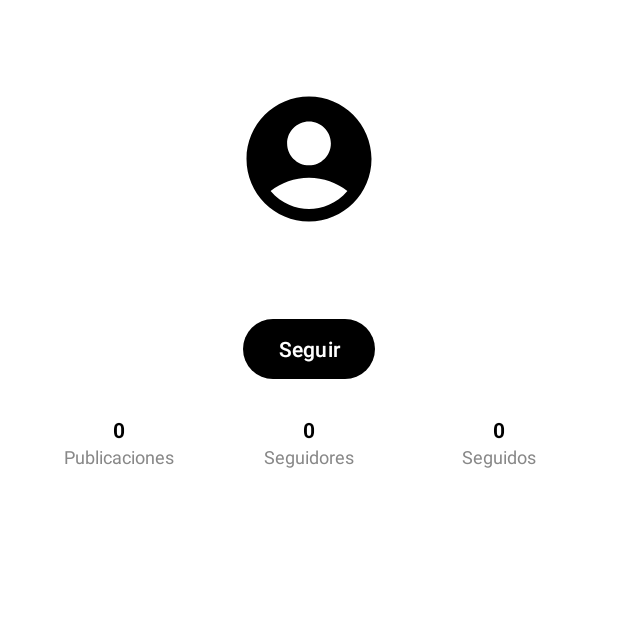
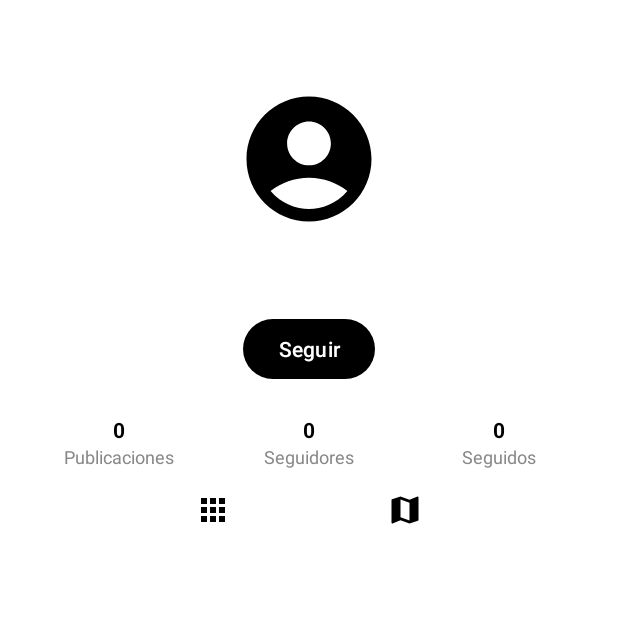
Before and after one commit to GerardDomy/TripShare, an Android app: the ProfileActivity screen opened directly, with no data from a screen before it, on a phone screen of 412 x 824 dp, the top half of it. Run offline under Robolectric (Android 15) with nearby library versions, the phone set to English and light mode, and no system bars; our stand-ins replace CircleImageView, Firebase (no records; nobody signed in at launch, a user with empty details on screens opened directly), Picasso; pictures from the network do not load.

Commit message:
Commit 04-04-25 18:19h (Mostrar mapa i recyclerview al ProfileActivity amb ImageButton i altres detalls arreclats)

```diff
--- a/app/src/main/java/com/example/tripshare/Search/ProfilePagerAdapter.kt
+++ b/app/src/main/java/com/example/tripshare/Search/ProfilePagerAdapter.kt
@@ -21,7 +21,6 @@ class ProfilePagerAdapter(fragmentActivity: FragmentActivity, private val viewed
             }
             return fragment
         } else {
-            // Pass viewedUserUid in place of the list of photos
             PhotosFragment(viewedUserUid)
         }
     }
--- /dev/null
+++ b/app/src/main/res/drawable/ic_btn_image.xml
@@ -0,0 +1,5 @@
+<vector xmlns:android="http://schemas.android.com/apk/res/android" android:height="24dp" android:tint="#000000" android:viewportHeight="24" android:viewportWidth="24" android:width="24dp">
+
+    <path android:fillColor="@android:color/white" android:pathData="M4,8h4L8,4L4,4v4zM10,20h4v-4h-4v4zM4,20h4v-4L4,16v4zM4,14h4v-4L4,10v4zM10,14h4v-4h-4v4zM16,4v4h4L20,4h-4zM10,8h4L14,4h-4v4zM16,14h4v-4h-4v4zM16,20h4v-4h-4v4z"/>
+
+</vector>
--- a/app/src/main/res/layout/activity_profile.xml
+++ b/app/src/main/res/layout/activity_profile.xml
@@ -1,6 +1,7 @@
 <LinearLayout xmlns:android="http://schemas.android.com/apk/res/android"
     android:layout_width="match_parent"
     android:layout_height="match_parent"
+    xmlns:app="http://schemas.android.com/apk/res-auto"
     android:orientation="vertical"
     android:padding="16dp"
     android:background="#FFFFFF">
@@ -135,11 +136,41 @@
         </LinearLayout>
     </LinearLayout>
 
+    <!-- Contenedor de navegación -->
+    <LinearLayout
+        android:layout_width="match_parent"
+        android:layout_height="wrap_content"
+        android:orientation="horizontal"
+        android:gravity="center"
+        android:layout_marginTop="5dp">
+
+        <ImageButton
+            android:id="@+id/btn_left"
+            android:layout_width="wrap_content"
+            android:layout_height="wrap_content"
+            android:src="@drawable/ic_btn_image"
+            android:text="Fotos"
+            app:backgroundTint="@android:color/white" />
+
+        <View
+            android:layout_width="80dp"
+            android:layout_height="0dp" />
+
+        <ImageButton
+            android:id="@+id/btn_right"
+            android:layout_width="wrap_content"
+            android:layout_height="wrap_content"
+            android:src="@drawable/ic_fragment_map"
+            app:backgroundTint="@android:color/white"
+            android:text="Mapa" />
+    </LinearLayout>
+
     <!-- ViewPager2 -->
     <androidx.viewpager2.widget.ViewPager2
         android:id="@+id/viewPagerProfile"
         android:layout_width="match_parent"
         android:layout_height="0dp"
-        android:layout_marginTop="20dp"
-        android:layout_weight="1" />
+        android:layout_weight="1"
+        android:layout_marginTop="5dp" />
+
 </LinearLayout>
```
Also changed, not shown: app/src/main/java/com/example/tripshare/Search/ProfileActivity.kt (+47 -2 lines).
